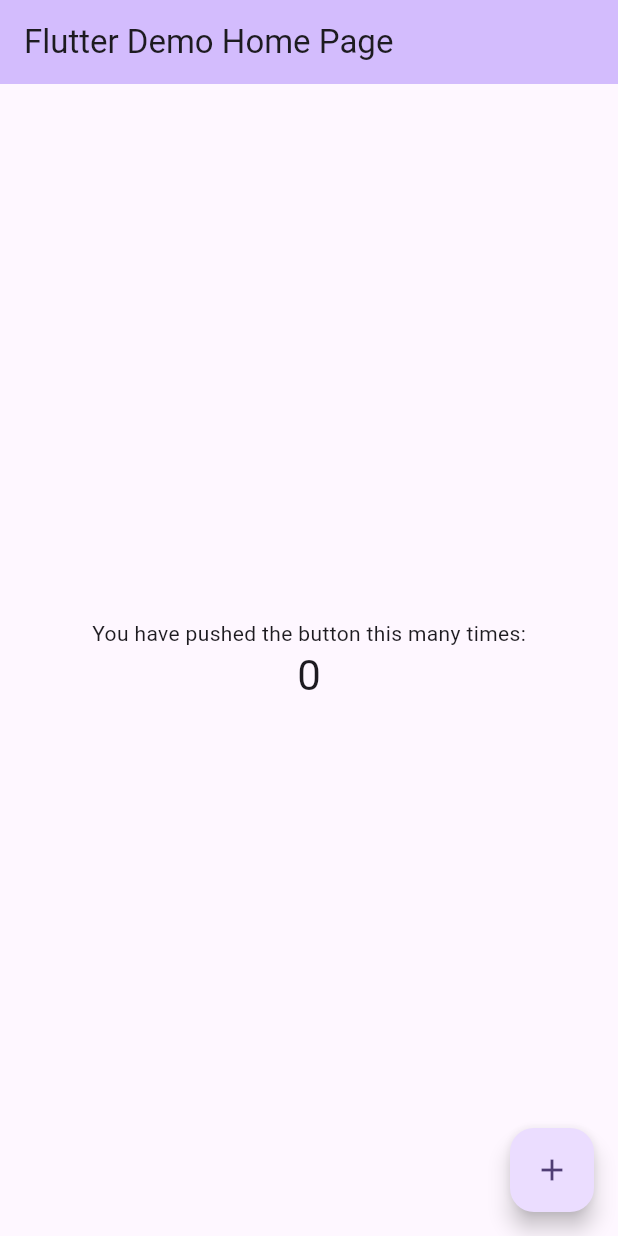
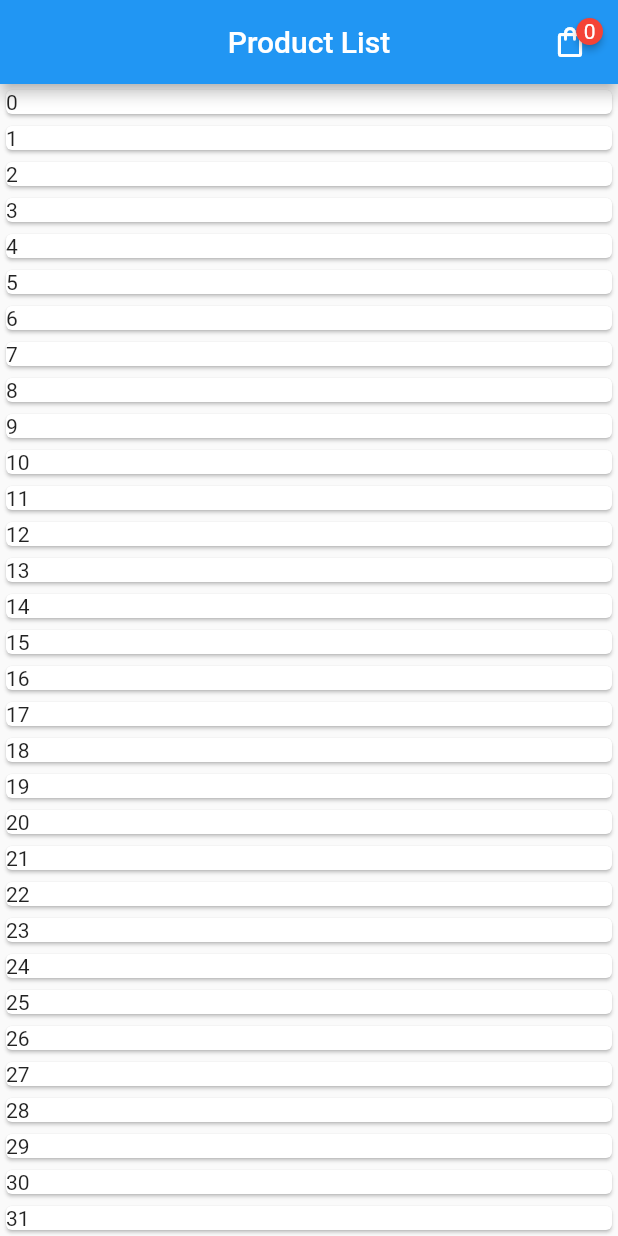
Before and after one commit to Musawarchan/shopping-cart-with-provider, a Flutter app: the screen it shows after launch, on a phone screen of 412 x 824 dp. Run offline on Flutter 3.47's test engine with Material 2 defaults, Android fonts, the phone set to English and light mode, and no system bars; drawn by our look-alikes of badges.

```diff
--- a/lib/main.dart
+++ b/lib/main.dart
@@ -1,4 +1,5 @@
 import 'package:flutter/material.dart';
+import 'package:shopping_cart/product_list.dart';
 
 void main() {
   runApp(const MyApp());
@@ -11,115 +12,8 @@ class MyApp extends StatelessWidget {
   @override
   Widget build(BuildContext context) {
     return MaterialApp(
-      title: 'Flutter Demo',
-      theme: ThemeData(
-        // This is the theme of your application.
-        //
-        // TRY THIS: Try running your application with "flutter run". You'll see
-        // the application has a blue toolbar. Then, without quitting the app,
-        // try changing the seedColor in the colorScheme below to Colors.green
-        // and then invoke "hot reload" (save your changes or press the "hot
-        // reload" button in a Flutter-supported IDE, or press "r" if you used
-        // the command line to start the app).
-        //
-        // Notice that the counter didn't reset back to zero; the application
-        // state is not lost during the reload. To reset the state, use hot
-        // restart instead.
-        //
-        // This works for code too, not just values: Most code changes can be
-        // tested with just a hot reload.
-        colorScheme: ColorScheme.fromSeed(seedColor: Colors.deepPurple),
-        useMaterial3: true,
-      ),
-      home: const MyHomePage(title: 'Flutter Demo Home Page'),
-    );
+        title: 'Flutter Demo',
+        debugShowCheckedModeBanner: false,
+        home: ProductListScreen());
   }
 }
-
-class MyHomePage extends StatefulWidget {
-  const MyHomePage({super.key, required this.title});
-
-  // This widget is the home page of your application. It is stateful, meaning
-  // that it has a State object (defined below) that contains fields that affect
-  // how it looks.
-
-  // This class is the configuration for the state. It holds the values (in this
-  // case the title) provided by the parent (in this case the App widget) and
-  // used by the build method of the State. Fields in a Widget subclass are
-  // always marked "final".
-
-  final String title;
-
-  @override
-  State<MyHomePage> createState() => _MyHomePageState();
-}
-
-class _MyHomePageState extends State<MyHomePage> {
-  int _counter = 0;
-
-  void _incrementCounter() {
-    setState(() {
-      // This call to setState tells the Flutter framework that something has
-      // changed in this State, which causes it to rerun the build method below
-      // so that the display can reflect the updated values. If we changed
-      // _counter without calling setState(), then the build method would not be
-      // called again, and so nothing would appear to happen.
-      _counter++;
-    });
-  }
-
-  @override
-  Widget build(BuildContext context) {
-    // This method is rerun every time setState is called, for instance as done
-    // by the _incrementCounter method above.
-    //
-    // The Flutter framework has been optimized to make rerunning build methods
-    // fast, so that you can just rebuild anything that needs updating rather
-    // than having to individually change instances of widgets.
-    return Scaffold(
-      appBar: AppBar(
-        // TRY THIS: Try changing the color here to a specific color (to
-        // Colors.amber, perhaps?) and trigger a hot reload to see the AppBar
-        // change color while the other colors stay the same.
-        backgroundColor: Theme.of(context).colorScheme.inversePrimary,
-        // Here we take the value from the MyHomePage object that was created by
-        // the App.build method, and use it to set our appbar title.
-        title: Text(widget.title),
-      ),
-      body: Center(
-        // Center is a layout widget. It takes a single child and positions it
-        // in the middle of the parent.
-        child: Column(
-          // Column is also a layout widget. It takes a list of children and
-          // arranges them vertically. By default, it sizes itself to fit its
-          // children horizontally, and tries to be as tall as its parent.
-          //
-          // Column has various properties to control how it sizes itself and
-          // how it positions its children. Here we use mainAxisAlignment to
-          // center the children vertically; the main axis here is the vertical
-          // axis because Columns are vertical (the cross axis would be
-          // horizontal).
-          //
-          // TRY THIS: Invoke "debug painting" (choose the "Toggle Debug Paint"
-          // action in the IDE, or press "p" in the console), to see the
-          // wireframe for each widget.
-          mainAxisAlignment: MainAxisAlignment.center,
-          children: <Widget>[
-            const Text(
-              'You have pushed the button this many times:',
-            ),
-            Text(
-              '$_counter',
-              style: Theme.of(context).textTheme.headlineMedium,
-            ),
-          ],
-        ),
-      ),
-      floatingActionButton: FloatingActionButton(
-        onPressed: _incrementCounter,
-        tooltip: 'Increment',
-        child: const Icon(Icons.add),
-      ), // This trailing comma makes auto-formatting nicer for build methods.
-    );
-  }
-}
--- /dev/null
+++ b/lib/product_list.dart
@@ -0,0 +1,56 @@
+import 'package:flutter/material.dart';
+import 'package:badges/badges.dart' as badges;
+
+class ProductListScreen extends StatefulWidget {
+  const ProductListScreen({super.key});
+
+  @override
+  State<ProductListScreen> createState() => _ProductListScreenState();
+}
+
+class _ProductListScreenState extends State<ProductListScreen> {
+  @override
+  Widget build(BuildContext context) {
+    return Scaffold(
+      appBar: AppBar(
+        title: const Text('Product List'),
+        centerTitle: true,
+        actions: const [
+          Center(
+            child: badges.Badge(
+              badgeContent: Text(
+                '0',
+                style: TextStyle(color: Colors.white),
+              ),
+              badgeAnimation: badges.BadgeAnimation.fade(
+                  animationDuration: Duration(milliseconds: 300)),
+              child: Icon(Icons.shopping_bag_outlined),
+            ),
+          ),
+          SizedBox(
+            width: 20,
+          )
+        ],
+      ),
+      body: Column(
+        children: [
+          Expanded(
+              child: ListView.builder(
+            itemCount: 300,
+            itemBuilder: (context, index) {
+              return Card(
+                child: Column(
+                  children: [
+                    Row(
+                      children: [Text(index.toString())],
+                    )
+                  ],
+                ),
+              );
+            },
+          ))
+        ],
+      ),
+    );
+  }
+}
--- a/pubspec.yaml
+++ b/pubspec.yaml
@@ -35,6 +35,11 @@ dependencies:
   # The following adds the Cupertino Icons font to your application.
   # Use with the CupertinoIcons class for iOS style icons.
   cupertino_icons: ^1.0.2
+  path_provider: ^2.1.1
+  shared_preferences: ^2.2.1
+  badges: ^3.1.2
+  sqflite: ^2.3.0
+  provider: ^6.0.5
 
 dev_dependencies:
   flutter_test:
```
Also changed, not shown: pubspec.lock, 1 other file.
